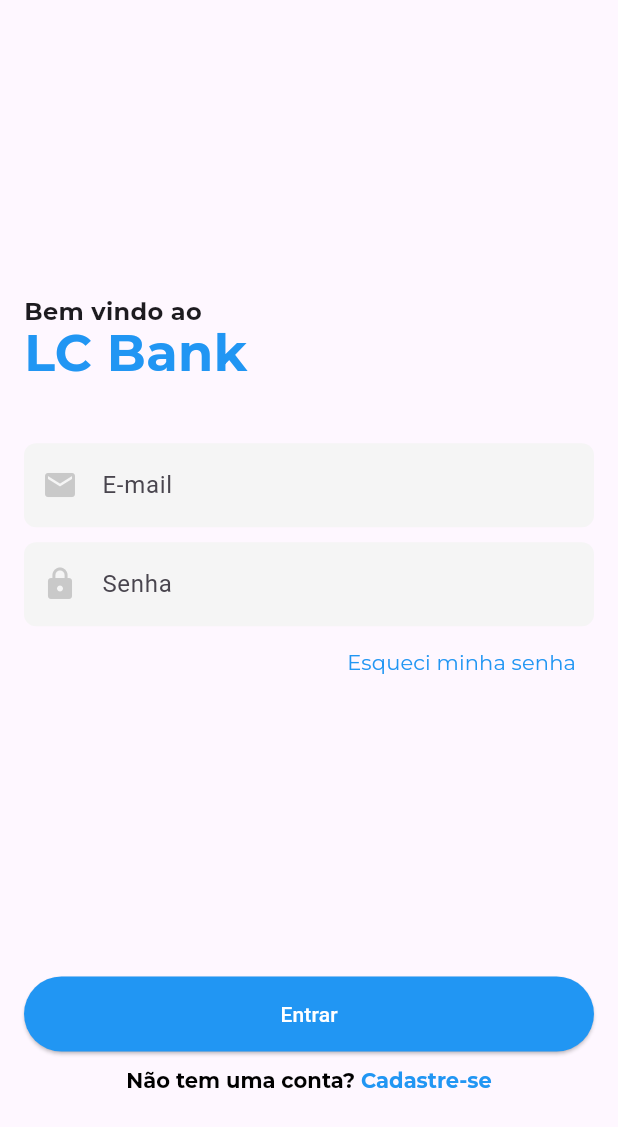
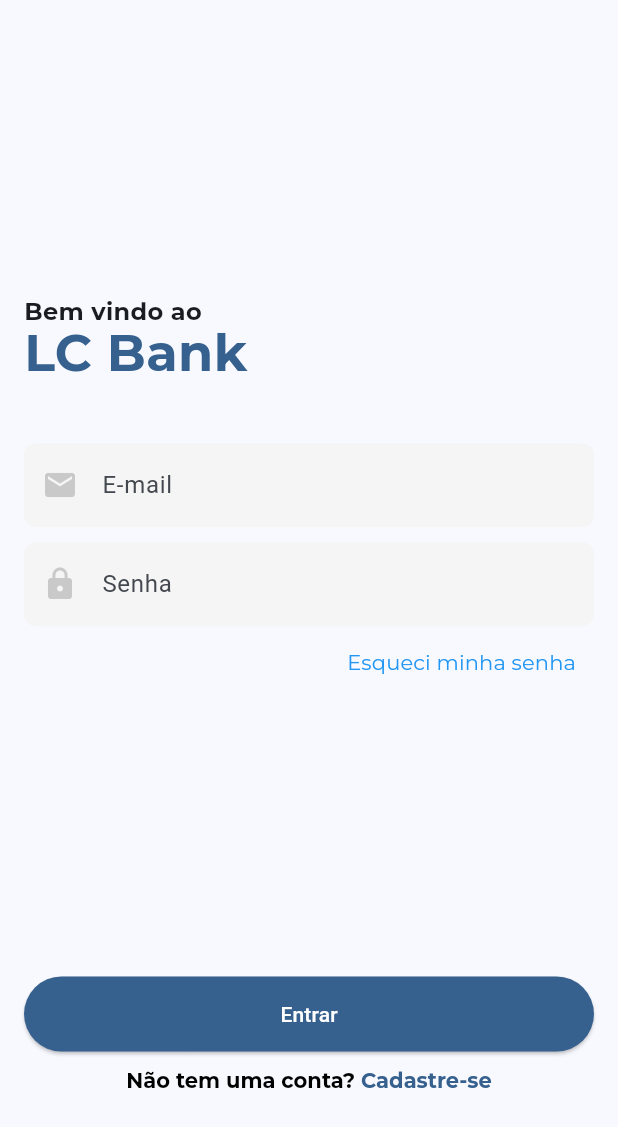
Before and after one commit to fwctecnologia/caixa-hackaton-app, a Flutter app: the screen it shows after launch, on a phone screen of 412 x 824 dp. Shown: the top 1127 px of the screen. Run offline on Flutter 3.47's test engine with Material 2 defaults, Android fonts, the phone set to English and light mode, and no system bars; our stand-ins replace google_fonts.

Commit message:
style: primary color change

```diff
--- a/lib/app/modules/auth/auth_screen.dart
+++ b/lib/app/modules/auth/auth_screen.dart
@@ -38,7 +38,7 @@ class _AuthScreenState extends State<AuthScreen> {
                         height: 1.2,
                         fontWeight: FontWeight.bold,
                         fontSize: 34,
-                        color: Colors.blue,
+                        color: Theme.of(context).colorScheme.primary,
                       ),
                     ),
                     Container(height: 40),
@@ -82,9 +82,7 @@ class _AuthScreenState extends State<AuthScreen> {
                         onPressed: () {},
                         child: Text(
                           'Esqueci minha senha',
-                          style: GoogleFonts.montserrat(
-                            fontWeight: FontWeight.normal
-                          ),
+                          style: GoogleFonts.montserrat(fontWeight: FontWeight.normal),
                         ),
                       ),
                     ),
@@ -94,7 +92,7 @@ class _AuthScreenState extends State<AuthScreen> {
                       height: 50,
                       child: ElevatedButton(
                         style: ElevatedButton.styleFrom(
-                          backgroundColor: Colors.blue,
+                          backgroundColor: Theme.of(context).colorScheme.primary,
                           foregroundColor: Colors.white,
                         ),
                         onPressed: () {},
@@ -106,11 +104,17 @@ class _AuthScreenState extends State<AuthScreen> {
                       child: RichText(
                         text: TextSpan(
                           text: 'Não tem uma conta? ',
-                          style: GoogleFonts.montserrat(color: Colors.black, fontWeight: FontWeight.bold),
+                          style: GoogleFonts.montserrat(
+                            color: Colors.black,
+                            fontWeight: FontWeight.bold,
+                          ),
                           children: [
                             TextSpan(
                               text: 'Cadastre-se',
-                              style: GoogleFonts.montserrat(color: Colors.blue, fontWeight: FontWeight.bold),
+                              style: GoogleFonts.montserrat(
+                                color: Theme.of(context).colorScheme.primary,
+                                fontWeight: FontWeight.bold,
+                              ),
                             ),
                           ],
                         ),
--- a/lib/main.dart
+++ b/lib/main.dart
@@ -14,7 +14,7 @@ class MyApp extends StatelessWidget {
     return MaterialApp(
       title: 'Flutter Demo',
       theme: ThemeData(
-        colorScheme: ColorScheme.fromSeed(seedColor: Colors.deepPurple),
+        colorScheme: ColorScheme.fromSeed(seedColor: Colors.blue),
         useMaterial3: true,
       ),
       home: const AuthScreen(),
```
